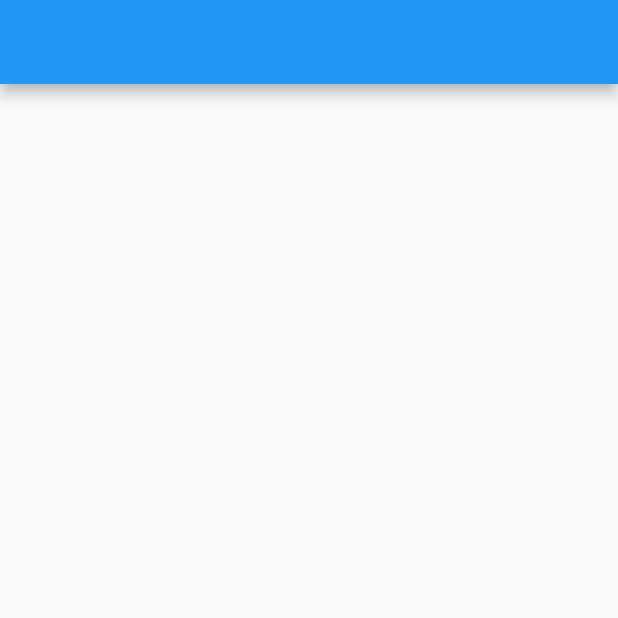
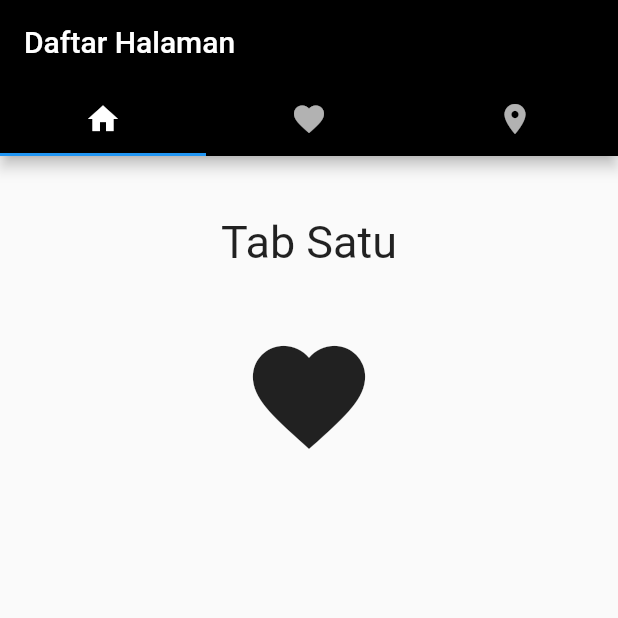
Before and after one commit to GlassClamvis/TugasKuliah, a Flutter app: the screen it shows after launch, on a phone screen of 412 x 824 dp, the top half of it. Run offline on Flutter 3.47's test engine with Material 2 defaults, Android fonts, the phone set to English and light mode, and no system bars.

Commit message:
belum bisa WPM minggu4

```diff
--- a/flutter/minggu4/lib/main.dart
+++ b/flutter/minggu4/lib/main.dart
@@ -1,17 +1,62 @@
 import 'package:flutter/material.dart';
+import './tab_satu.dart' as tabsatu;
+import './tab_dua.dart' as tabdua;
+import './tab_tiga.dart' as tabtiga;
 
 void main() {
-  runApp(MyApp());
+  runApp(const MaterialApp(
+    title: "tabbar image",
+    home: PageOne(),
+  ));
 }
 
-class MyApp extends StatelessWidget {
-  // This widget is the root of your application.
+class PageOne extends StatefulWidget {
+  const PageOne({Key? key}) : super(key: key);
+
+  @override
+  _PageOneState createState() => _PageOneState();
+}
+
+class _PageOneState extends State<PageOne> with SingleTickerProviderStateMixin {
+  late TabController controller;
+  @override
+  void initState() {
+    controller = TabController(length: 3, vsync: this);
+    super.initState();
+  }
+
+  @override
+  void dispose() {
+    controller.dispose(); // TODO: implement dispose
+    super.dispose();
+  }
+
   @override
   Widget build(BuildContext context) {
-    return MaterialApp(
-      home: Scaffold(
-        appBar: AppBar(),
+    return Scaffold(
+      appBar: AppBar(
+        backgroundColor: Colors.black,
+        title: const Text("Daftar Halaman"),
+        bottom: TabBar(
+          controller: controller,
+          tabs: const <Widget>[
+            Tab(
+              icon: Icon(Icons.home),
+            ),
+            Tab(
+              icon: Icon(Icons.favorite),
+            ),
+            Tab(
+              icon: Icon(Icons.place),
+            )
+          ],
+        ),
       ),
+      body: TabBarView(controller: controller, children: const <Widget>[
+        tabsatu.tabSatu(),
+        tabdua.tabDua(),
+        tabtiga.tabTiga(),
+      ]),
     );
   }
 }
--- /dev/null
+++ b/flutter/minggu4/lib/tab_satu.dart
@@ -0,0 +1,30 @@
+import 'package:flutter/material.dart';
+
+class tabSatu extends StatelessWidget {
+  const tabSatu({Key? key}) : super(key: key);
+  @override
+  Widget build(BuildContext context) {
+    return Container(
+      child: Center(
+        child: Column(
+          children: <Widget>[
+            Padding(
+              padding: EdgeInsets.all(20.0),
+            ),
+            Text(
+              "Tab Satu",
+              style: TextStyle(fontSize: 30.0),
+            ),
+            Padding(
+              padding: EdgeInsets.all(20.0),
+            ),
+            Icon(
+              Icons.favorite,
+              size: 90.0,
+            )
+          ],
+        ),
+      ),
+    );
+  }
+}
--- a/flutter/minggu4/pubspec.yaml
+++ b/flutter/minggu4/pubspec.yaml
@@ -45,11 +45,11 @@ flutter:
   uses-material-design: true
 
   # To add assets to your application, add an assets section, like this:
-  # assets:
-  #   - images/a_dot_burr.jpeg
+  assets:
+    - img/
   #   - images/a_dot_ham.jpeg
 
-  # An image asset can refer to one or more resolution-specific "variants", see
+   # An image asset can refer to one or more resolution-specific "variants", see
   # https://flutter.dev/assets-and-images/#resolution-aware.
 
   # For details regarding adding assets from package dependencies, see
```
Also changed, not shown: flutter/minggu4/lib/tab_dua.dart (added, +30 -0 lines), flutter/minggu4/lib/tab_tiga.dart (added, +30 -0 lines), flutter/minggu4/img/Favorite-256.png (added).
